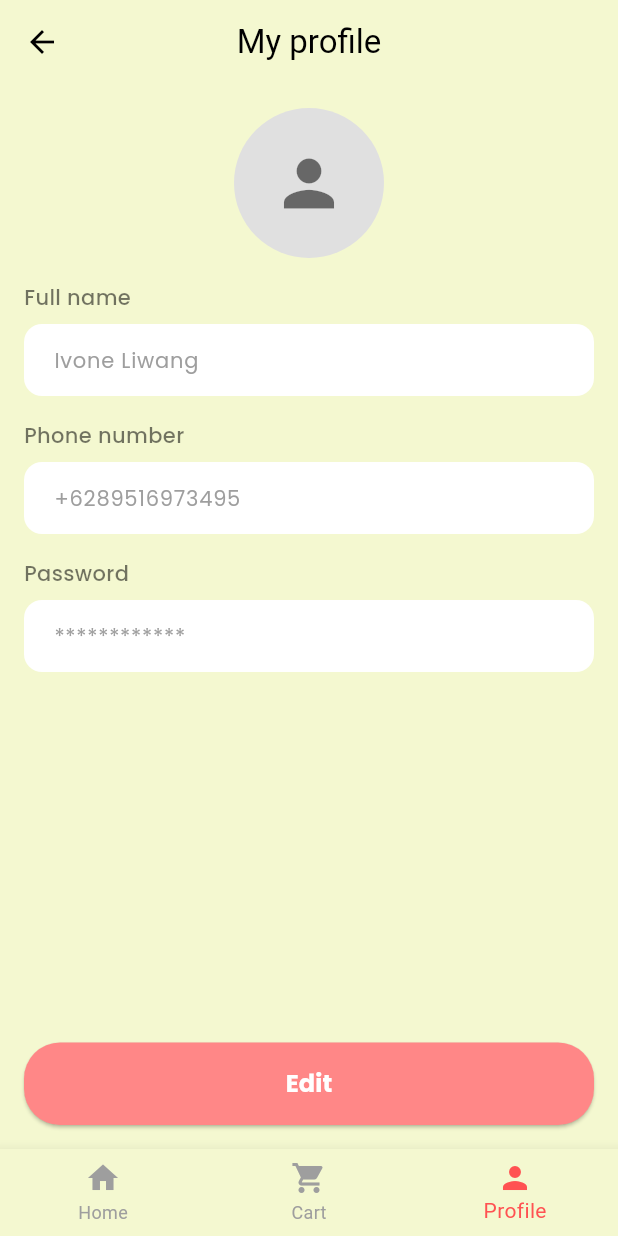
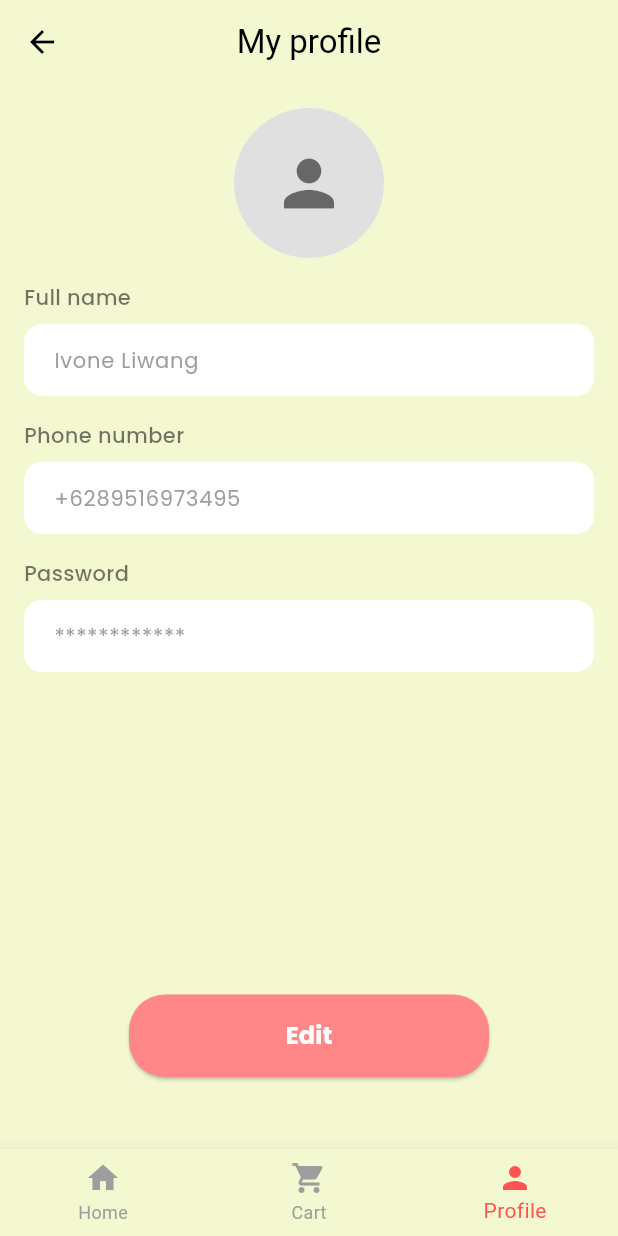
Before and after one commit to liwangivone/Material-Design-Components, a Flutter app: the ProfilePage screen opened by its route, on a phone screen of 412 x 824 dp. Run offline on Flutter 3.47's test engine with Material 3 defaults, Android fonts, the phone set to English and light mode, and no system bars; our stand-ins replace google_fonts, lottie, smooth_page_indicator.

Commit message:
revisi edit button

```diff
--- a/codelab/lib/views/pages/profile_page.dart
+++ b/codelab/lib/views/pages/profile_page.dart
@@ -133,7 +133,9 @@ class ProfilePage extends StatelessWidget {
             ),
             const SizedBox(height: 32),
             // Tombol Edit
-            SizedBox(
+            Padding(
+              padding: const EdgeInsets.symmetric(horizontal: 70),
+              child: SizedBox(
                 width: double.infinity,
                 child: ElevatedButton(
                   onPressed: () {},
@@ -154,6 +156,8 @@ class ProfilePage extends StatelessWidget {
                   ),
                 ),
               ),
+              ),
+            const SizedBox(height: 32),
             ],
           ),
         ),
```
Lines whose indentation alone changed are shown as unchanged.
